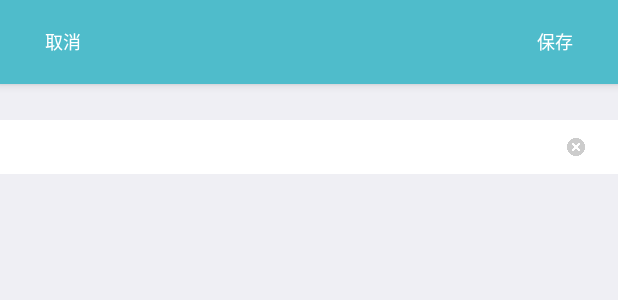
After one commit to jzxyouok/HelpCo2munity, an Android app: the layout activity_edit_message.xml on its own in the app's theme, with its tools: preview values and no code run, on a phone screen of 412 x 824 dp. The commit adds this screen. Shown: the top 300 px of the screen. Run offline under Robolectric (Android 15) with nearby library versions, the phone set to English and light mode, and no system bars.

Commit message:
完成用户信息修改界面相关逻辑
next
搭建服务器信息更改接口
信息更改后的相关更新UI逻辑

```diff
--- a/app/src/main/java/com/lvyerose/helpcommunity/common/network/NetworkConst.java
+++ b/app/src/main/java/com/lvyerose/helpcommunity/common/network/NetworkConst.java
@@ -17,6 +17,8 @@ public class NetworkConst {
     public static final String SEND_CODE = MAIN_ + "Login/mobileCode";
     /** 用户注册*/
     public static final String REGISTER = MAIN_ + "Login/register";
+    /** 图像更新接口*/
+    public static final String UPDATE_ICON = MAIN_ + "Update/updateIcon";
     /** 获取活动界面顶部轮播图*/
     public static final String GET_SF = MAIN_ + "Activity/getsf";
     /** 获取活动界面列表数据*/
--- /dev/null
+++ b/app/src/main/res/drawable/edt_message_update_text_select.xml
@@ -0,0 +1,5 @@
+<?xml version="1.0" encoding="utf-8"?>
+<selector xmlns:android="http://schemas.android.com/apk/res/android">
+    <item android:state_enabled="true"  android:color="@color/update_text_can_click_color" />
+    <item android:state_enabled="false"  android:color="@color/update_text_no_click_color" />
+</selector>
--- /dev/null
+++ b/app/src/main/res/layout/activity_edit_message.xml
@@ -0,0 +1,85 @@
+<?xml version="1.0" encoding="utf-8"?>
+<RelativeLayout xmlns:android="http://schemas.android.com/apk/res/android"
+    xmlns:app="http://schemas.android.com/apk/res-auto"
+    android:layout_width="match_parent"
+    android:layout_height="match_parent"
+    android:background="#EFEFF4">
+
+    <android.support.design.widget.AppBarLayout
+        android:id="@+id/top_bar"
+        android:layout_width="match_parent"
+        android:layout_height="wrap_content"
+        android:theme="@style/AppTheme.AppBarOverlay">
+
+        <android.support.v7.widget.Toolbar
+            android:id="@+id/toolbar"
+            android:layout_width="match_parent"
+            android:layout_height="?attr/actionBarSize"
+            android:background="?attr/colorPrimary"
+            app:popupTheme="@style/AppTheme.PopupOverlay">
+
+            <TextView
+                android:id="@+id/id_title_cancel_tv"
+                android:layout_width="wrap_content"
+                android:layout_height="wrap_content"
+                android:layout_marginLeft="8dp"
+                android:padding="14dp"
+                android:text="取消"
+                android:textColor="@color/all_appbar_title_color"
+                android:textSize="12sp" />
+
+            <TextView
+                android:id="@+id/id_title_tv"
+                android:layout_width="wrap_content"
+                android:layout_height="wrap_content"
+                android:layout_centerInParent="true"
+                android:layout_gravity="center"
+                android:textColor="@color/all_appbar_title_color"
+                android:textSize="18sp"
+                android:textStyle="bold" />
+
+            <TextView
+                android:id="@+id/id_title_update_tv"
+                android:layout_width="wrap_content"
+                android:layout_height="wrap_content"
+                android:layout_centerVertical="true"
+                android:layout_gravity="center|right"
+                android:layout_marginRight="16dp"
+                android:padding="14dp"
+                android:text="保存"
+                android:textColor="@drawable/edt_message_update_text_select"
+                android:textSize="12sp" />
+        </android.support.v7.widget.Toolbar>
+
+    </android.support.design.widget.AppBarLayout>
+
+    <RelativeLayout
+        android:layout_width="match_parent"
+        android:layout_height="36dp"
+        android:layout_below="@+id/top_bar"
+        android:layout_marginTop="24dp"
+        android:background="#FFFFFF">
+
+        <EditText
+            android:layout_width="match_parent"
+            android:layout_height="match_parent"
+            android:layout_marginLeft="12dp"
+            android:layout_marginRight="64dp"
+            android:background="@null"
+            android:textSize="14sp"
+            android:singleLine="true"
+            android:id="@+id/id_input_1line_edt"/>
+
+        <ImageButton
+            android:layout_width="32dp"
+            android:layout_height="32dp"
+            android:layout_alignParentRight="true"
+            android:layout_centerVertical="true"
+            android:layout_marginRight="12dp"
+            android:background="@null"
+            android:padding="10dp"
+            android:scaleType="fitXY"
+            android:src="@drawable/icon_cancel_x"
+            android:id="@+id/id_input_cancel_imbtn"/>
+    </RelativeLayout>
+</RelativeLayout>
--- a/app/src/main/res/layout/activity_my_message.xml
+++ b/app/src/main/res/layout/activity_my_message.xml
@@ -87,6 +87,7 @@
                  android:padding="12dp"
                  android:orientation="horizontal"
                  android:gravity="center_vertical"
+                 android:id="@+id/id_click_id_linear"
                  >
                  <TextView
                      android:layout_width="wrap_content"
@@ -115,6 +116,7 @@
                 android:padding="12dp"
                 android:orientation="horizontal"
                 android:gravity="center_vertical"
+                android:id="@+id/id_click_nick_linear"
                 >
                 <TextView
                     android:layout_width="wrap_content"
@@ -143,6 +145,7 @@
                 android:padding="12dp"
                 android:orientation="horizontal"
                 android:gravity="center_vertical"
+                android:id="@+id/id_click_sex_linear"
                 >
                 <TextView
                     android:layout_width="wrap_content"
@@ -171,6 +174,7 @@
                 android:padding="12dp"
                 android:orientation="horizontal"
                 android:gravity="center_vertical"
+                android:id="@+id/id_click_erwei_linear"
                 >
                 <TextView
                     android:layout_width="wrap_content"
@@ -198,6 +202,7 @@
                 android:padding="12dp"
                 android:orientation="horizontal"
                 android:gravity="center_vertical"
+                android:id="@+id/id_click_school_linear"
                 >
                 <TextView
                     android:layout_width="wrap_content"
@@ -227,6 +232,7 @@
                 android:padding="12dp"
                 android:orientation="horizontal"
                 android:gravity="center_vertical"
+                android:id="@+id/id_click_dec_linear"
                 >
                 <TextView
                     android:layout_width="wrap_content"
--- a/app/src/main/res/values/colors.xml
+++ b/app/src/main/res/values/colors.xml
@@ -51,6 +51,10 @@
     <!-- activity color-->
     <color name="item_overlay_top_color">#64000000</color>
 
+    <!-- edit color-->
+    <color name="update_text_no_click_color">#e7cae2</color>
+    <color name="update_text_can_click_color">#ffffffff</color>
+
 
     <color name="cache_color" >#FFF5F5F5</color>
 </resources>
--- a/app/src/main/res/values/strings.xml
+++ b/app/src/main/res/values/strings.xml
@@ -30,6 +30,7 @@
     <string name="register_send_code_text">发送验证码</string>
     <string name="register_sending_code_text">已发送...</string>
     <string name="title_activity_my_message">MyMessageActivity</string>
+    <string name="title_activity_edit_message">EditMessageActivity</string>
 
 
 </resources>
--- a/app/src/main/res/values/styles.xml
+++ b/app/src/main/res/values/styles.xml
@@ -77,7 +77,6 @@
         <item name="actionSheetStyle">@style/ActionSheetStyleiOS7</item>
     </style>
 
-    <style name="Theme.DesignDemo" parent="Base.Theme.DesignDemo" >
-    </style>
+    <style name="Theme.DesignDemo" parent="Base.Theme.DesignDemo"></style>
 
 </resources>
```
Also changed, not shown: app/src/main/AndroidManifest.xml (+8 -5 lines), app/src/main/java/com/lvyerose/helpcommunity/slidingmenu/me/EditMessageActivity.java (added, +103 -0 lines), app/src/main/java/com/lvyerose/helpcommunity/slidingmenu/me/MyMessageActivity.java (+34 -49 lines), app/src/main/res/drawable/icon_cancel_x.png (added).
